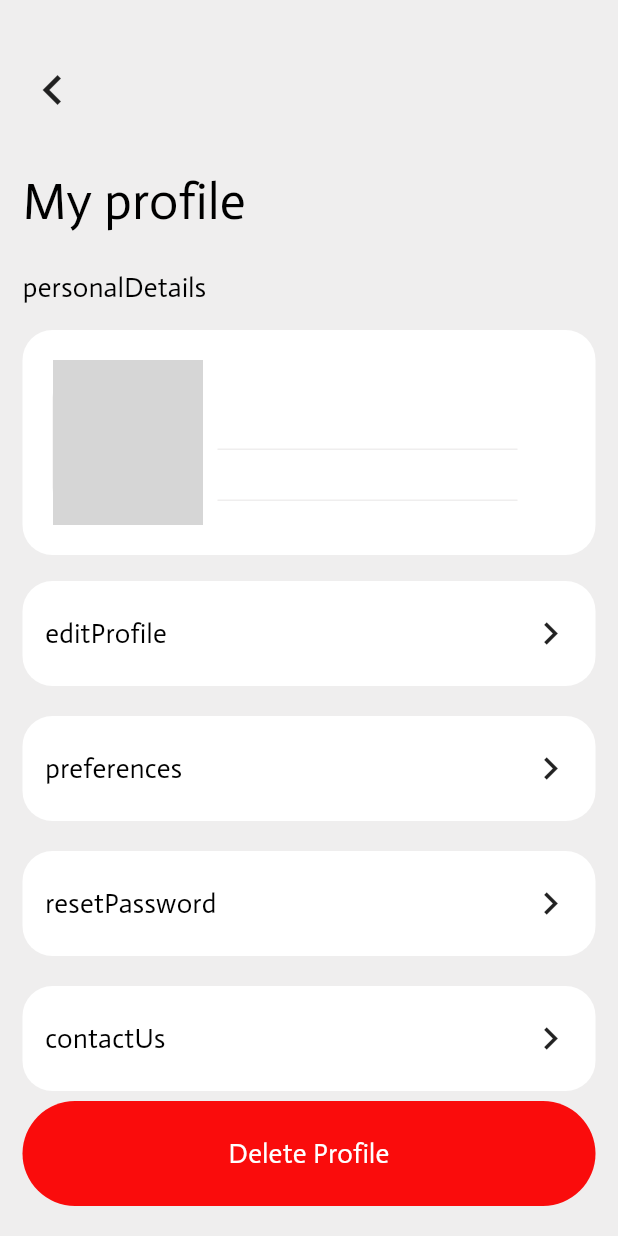
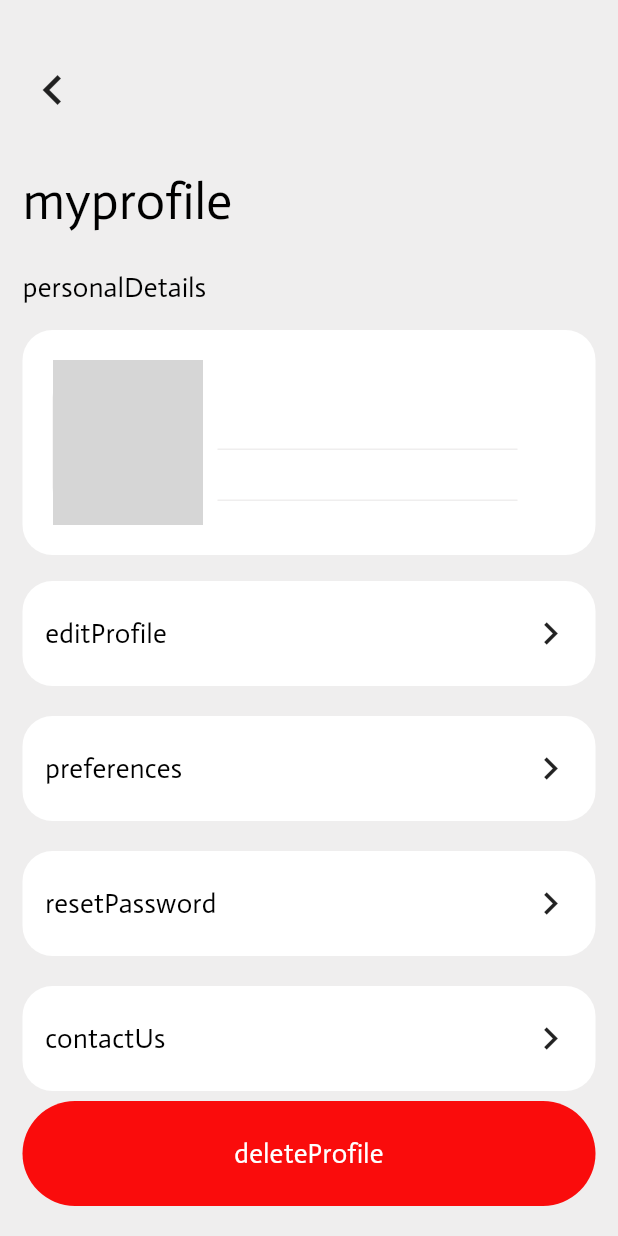
Before and after one commit to MarioOsama/food-recipes-app, a Flutter app: the ProfileView screen opened by its route, on a phone screen of 412 x 824 dp. Run offline on Flutter 3.47's test engine with Material 3 defaults, Android fonts, the phone set to English and light mode, and no system bars; our stand-ins replace bloc, cloud_firestore, dio, easy_localization, firebase_auth, firebase_core and 10 more; accounts and stored records are empty; generated files the repository leaves out were written again; network calls fail; project files that could hold a hidden picture were left out; grey boxes are pictures that could not be loaded.

Commit message:
Refactor profile view body widget
- Import Easy Localization package for localization support
- Import AppString helper class for string constants
- Update app bar title to use localized string
- Update delete profile button title to use localized string

```diff
--- a/lib/features/profile/presentation/pages/profile/widgets/profile_view_body.dart
+++ b/lib/features/profile/presentation/pages/profile/widgets/profile_view_body.dart
@@ -1,5 +1,7 @@
+import 'package:easy_localization/easy_localization.dart';
 import 'package:flutter/material.dart';
 import 'package:flutter_bloc/flutter_bloc.dart';
+import '../../../../../../core/helpers/app_string.dart';
 import '../../../../../../core/routing/app_routes.dart';
 import '../../../../../../core/theming/app_colors.dart';
 import '../../../cubit/profile_cubit.dart';
@@ -35,8 +37,8 @@ class _ProfileViewBodyState extends State<ProfileViewBody> {
         crossAxisAlignment: CrossAxisAlignment.start,
         children: [
           // * App Bar
-          const CustomAppBar(
-            title: "My profile",
+          CustomAppBar(
+            title: AppString.myProfile.tr(),
           ),
           // * Personal Details Profile Section
           const Expanded(child: PersonalDetailsProfile()),
@@ -50,7 +52,7 @@ class _ProfileViewBodyState extends State<ProfileViewBody> {
             children: [
               Expanded(
                   child: CustomBtn(
-                title: "Delete Profile",
+                title: AppString.deleteProfile.tr(),
                 color: AppColors.red,
                 onTap: () {
                   Navigator.pushNamed(context, AppRoutes.deleteUser);
```
